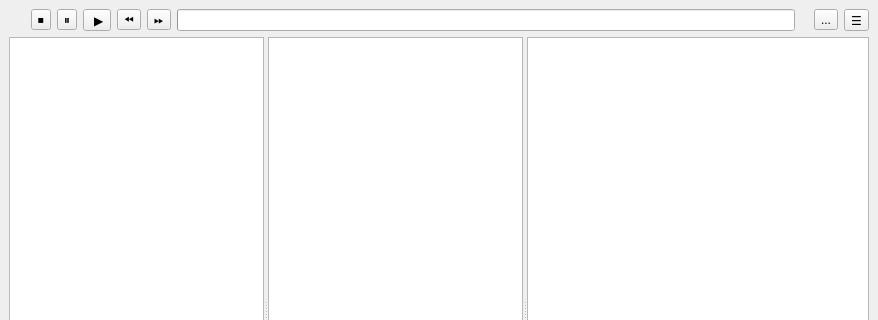
olegantonyan/mpz, file app/mainwindow.ui: the form before one commit; both pictures show x 0 to 878 and y 0 to 320 of the 878 by 612 pixel window.
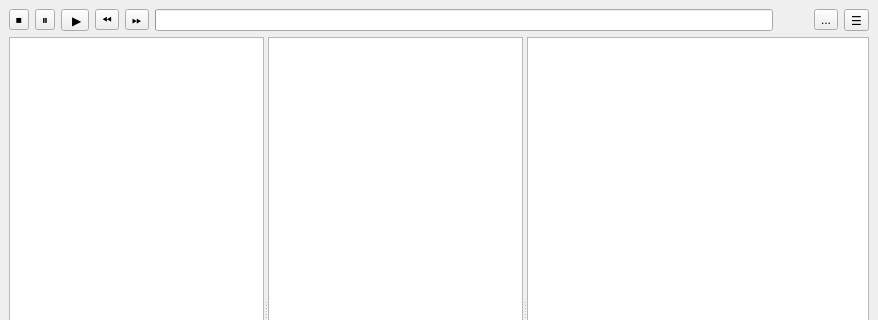
The form after the commit.

Commit message: move busy spinner to the right (close #19)

The edit to the form file:
```diff
--- a/app/mainwindow.ui
+++ b/app/mainwindow.ui
@@ -17,22 +17,6 @@
    <layout class="QVBoxLayout" name="verticalLayout_4">
     <item>
      <layout class="QHBoxLayout" name="horizontalLayout">
-      <item>
-       <widget class="QWidget" name="widgetSpinner" native="true">
-        <property name="minimumSize">
-         <size>
-          <width>16</width>
-          <height>16</height>
-         </size>
-        </property>
-        <property name="maximumSize">
-         <size>
-          <width>32</width>
-          <height>32</height>
-         </size>
-        </property>
-       </widget>
-      </item>
       <item>
        <widget class="QToolButton" name="stopButton">
         <property name="text">
@@ -90,6 +74,22 @@
         </property>
        </widget>
       </item>
+      <item>
+       <widget class="QWidget" name="widgetSpinner" native="true">
+        <property name="minimumSize">
+         <size>
+          <width>16</width>
+          <height>16</height>
+         </size>
+        </property>
+        <property name="maximumSize">
+         <size>
+          <width>32</width>
+          <height>32</height>
+         </size>
+        </property>
+       </widget>
+      </item>
       <item>
        <widget class="QToolButton" name="toolButtonVolume">
         <property name="text">
```
